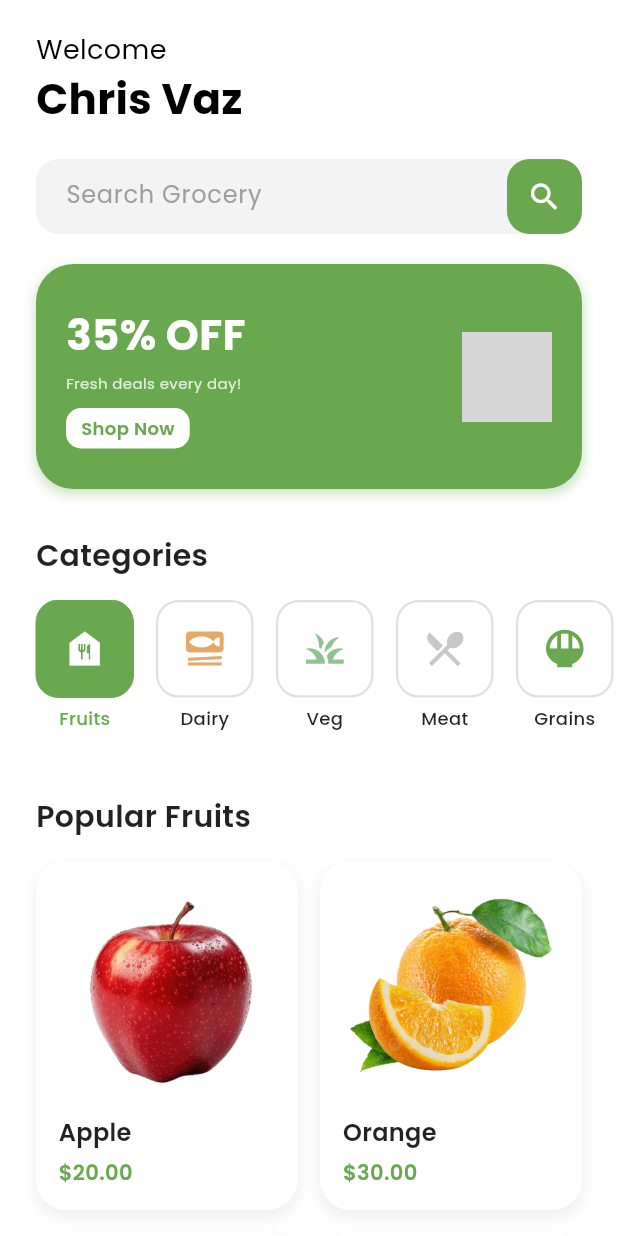
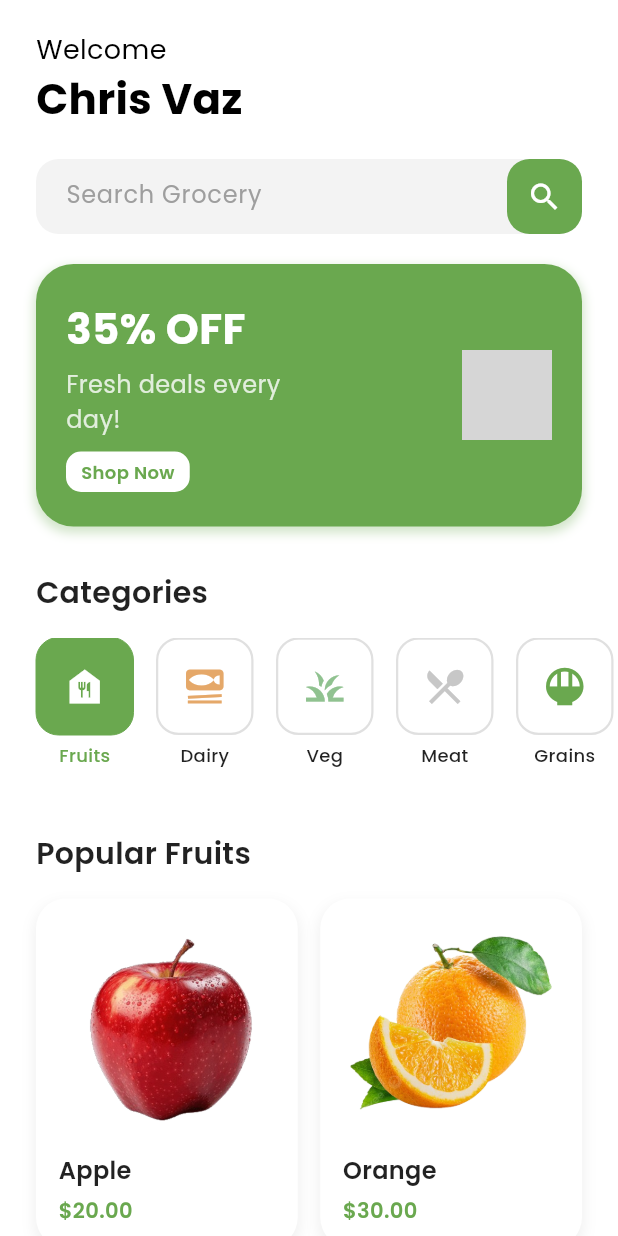
Before and after one commit to chris-vaz/flutter-firebase-grocery-delivery, a Flutter app: the HomeScreen screen opened by its route, on a phone screen of 412 x 824 dp. Run offline on Flutter 3.47's test engine with Material 3 defaults, Android fonts, the phone set to English and light mode, and no system bars; grey boxes are pictures that could not be loaded.

Commit message:
Updated UI UX

```diff
--- a/flutter_firebase_grocery_delivery/lib/screens/home/home.dart
+++ b/flutter_firebase_grocery_delivery/lib/screens/home/home.dart
@@ -158,7 +158,7 @@ class _DiscountBanner extends StatelessWidget {
   @override
   Widget build(BuildContext context) {
     return Container(
-      height: 150,
+      height: 175,
       padding: const EdgeInsets.all(20),
       decoration: BoxDecoration(
         color: kPrimaryGreen,
@@ -190,12 +190,12 @@ class _DiscountBanner extends StatelessWidget {
                     color: Colors.white,
                   ),
                 ),
-                const SizedBox(height: 5),
+                const SizedBox(height: 6),
                 Text(
                   'Fresh deals every day!',
                   style: TextStyle(
                     fontFamily: 'Poppins',
-                    fontSize: 10,
+                    fontSize: 16,
                     color: Colors.white.withOpacity(0.8),
                   ),
                 ),
--- a/flutter_firebase_grocery_delivery/pubspec.yaml
+++ b/flutter_firebase_grocery_delivery/pubspec.yaml
@@ -41,3 +41,4 @@ flutter:
     - assets/images/orange.png
     - assets/images/banana.png
     - assets/images/grapes.png
+    - assets/images/banner1.png
```
